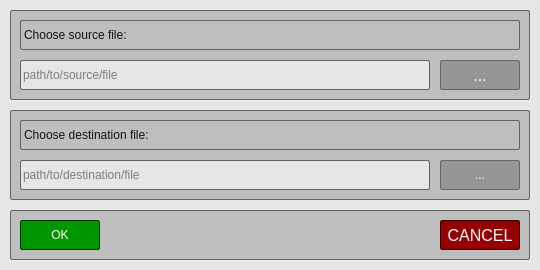
First picture: the form in src/Forms/ChooseFilesWindow.ui, repository psv-git/BDOLang, before the edit.
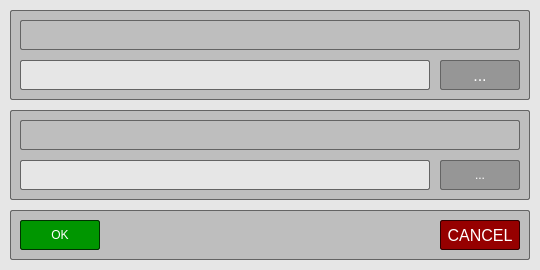
Second picture: the form after the edit.

The edit to the form file:
```diff
--- a/src/Forms/ChooseFilesWindow.ui
+++ b/src/Forms/ChooseFilesWindow.ui
@@ -85,9 +85,6 @@
     <property name="readOnly">
      <bool>true</bool>
     </property>
-    <property name="placeholderText">
-     <string>path/to/source/file</string>
-    </property>
    </widget>
    <widget class="QLabel" name="pathLabel1">
     <property name="geometry">
@@ -108,9 +105,6 @@
 }
 </string>
     </property>
-    <property name="text">
-     <string>Choose source file:</string>
-    </property>
    </widget>
    <widget class="QPushButton" name="chooseButton1">
     <property name="enabled">
@@ -203,9 +197,6 @@
 	border-radius: 2px;
 }</string>
     </property>
-    <property name="text">
-     <string>Choose destination file:</string>
-    </property>
    </widget>
    <widget class="QLineEdit" name="pathEdit2">
     <property name="geometry">
@@ -234,9 +225,6 @@
     <property name="readOnly">
      <bool>true</bool>
     </property>
-    <property name="placeholderText">
-     <string>path/to/destination/file</string>
-    </property>
    </widget>
    <widget class="QPushButton" name="chooseButton2">
     <property name="enabled">
```
Left out of the diff: 42 changed lines with no effect on the pictures.
